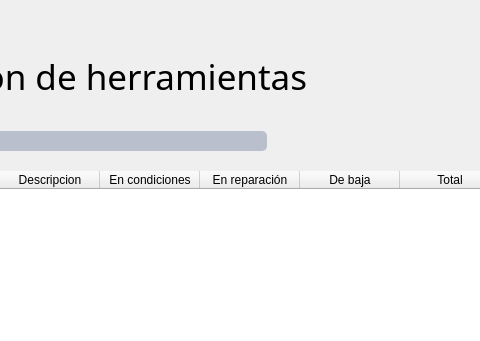
Qt form blustock/uis/herramientas.ui (MaxAPBusiness/Blustock) before a commit; both pictures show x 141 to 621 and y 0 to 341 of the 759 by 475 pixel window.
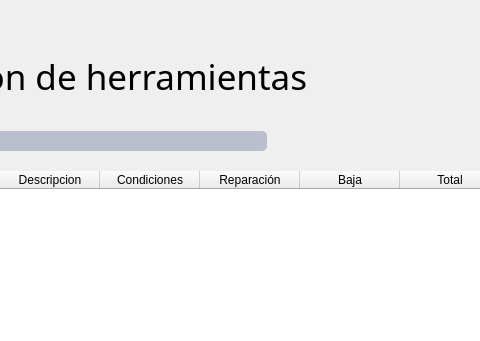
The same form after that commit. Icons and pictures are not drawn.

Commit message: Primer carga de tabla

Patch:
```diff
--- a/blustock/uis/herramientas.ui
+++ b/blustock/uis/herramientas.ui
@@ -287,17 +287,17 @@
        </column>
        <column>
         <property name="text">
-         <string>En condiciones</string>
+         <string>Condiciones</string>
         </property>
        </column>
        <column>
         <property name="text">
-         <string>En reparación</string>
+         <string>Reparación</string>
         </property>
        </column>
        <column>
         <property name="text">
-         <string>De baja</string>
+         <string>Baja</string>
         </property>
        </column>
        <column>
```
Left out of the diff: 2 changed lines with no effect on the pictures. The commit also changes 2 other files.
